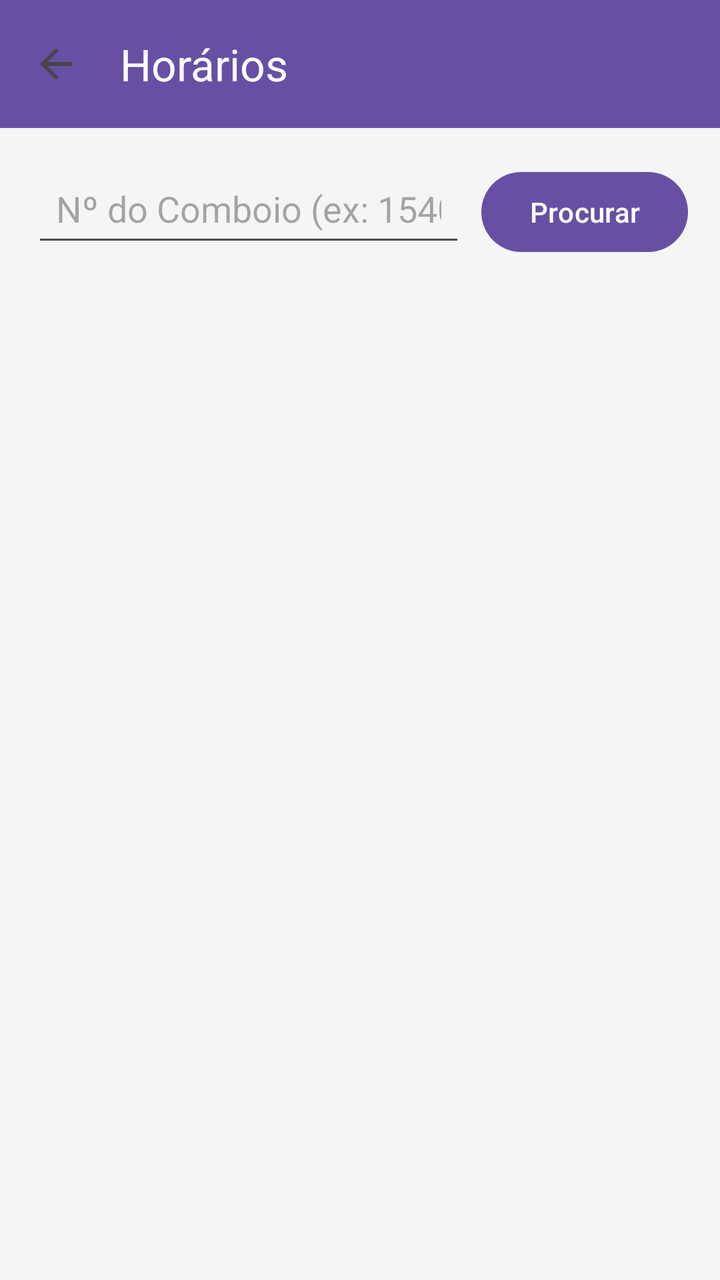
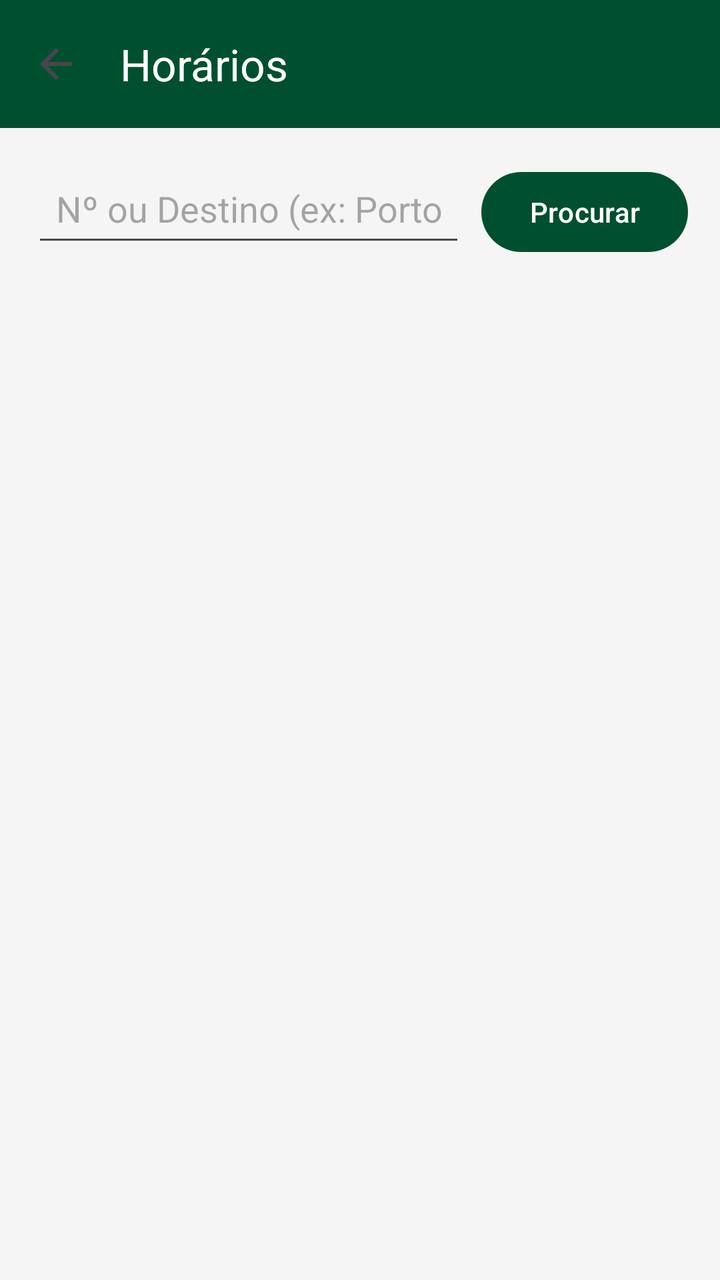

Compare the two renders of this Android layout. The source of the first and the diff that turns it into the second are given below.
<!-- AndroidManifest.xml: application theme Theme.GuiaEstacoesFerroviarias -->
<!-- res/layout/activity_horarios.xml -->
<?xml version="1.0" encoding="utf-8"?>
<LinearLayout xmlns:android="http://schemas.android.com/apk/res/android"
    xmlns:app="http://schemas.android.com/apk/res-auto"
    android:layout_width="match_parent"
    android:layout_height="match_parent"
    android:orientation="vertical"
    android:background="#F5F5F5"
    android:fitsSystemWindows="true">

    <androidx.appcompat.widget.Toolbar
        android:id="@+id/toolbarHorarios"
        android:layout_width="match_parent"
        android:layout_height="?attr/actionBarSize"
        android:background="?attr/colorPrimary"
        app:title="Horários"
        app:titleTextColor="#FFFFFF"
        app:navigationIcon="?attr/homeAsUpIndicator" />

    <LinearLayout
        android:layout_width="match_parent"
        android:layout_height="wrap_content"
        android:orientation="horizontal"
        android:padding="16dp">

        <EditText
            android:id="@+id/etNumeroComboio"
            android:layout_width="0dp"
            android:layout_height="wrap_content"
            android:layout_weight="1"
            android:hint="Nº do Comboio (ex: 15401)"
            android:inputType="number"
            android:padding="12dp"
            android:textColor="#000000"
            android:minHeight="48dp" />

        <Button
            android:id="@+id/btnPesquisar"
            android:layout_width="wrap_content"
            android:layout_height="wrap_content"
            android:layout_marginStart="8dp"
            android:text="Procurar" />
    </LinearLayout>

    <androidx.recyclerview.widget.RecyclerView
        android:id="@+id/recyclerViewHorarios"
        android:layout_width="match_parent"
        android:layout_height="match_parent"
        android:clipToPadding="false"
        android:paddingHorizontal="16dp"/>

</LinearLayout>
<!-- resources referenced by this layout -->
<resources>
  <style name="Theme.GuiaEstacoesFerroviarias" parent="Base.Theme.GuiaEstacoesFerroviarias" />
  <style name="Base.Theme.GuiaEstacoesFerroviarias" parent="Theme.Material3.DayNight.NoActionBar">
          
          
      </style>
</resources>

<!-- the commit's change to res/layout/activity_horarios.xml (unified diff, before → after) -->
@@ -27,8 +27,8 @@
             android:layout_width="0dp"
             android:layout_height="wrap_content"
             android:layout_weight="1"
-            android:hint="Nº do Comboio (ex: 15401)"
-            android:inputType="number"
+            android:hint="Nº ou Destino (ex: Porto)"
+            android:inputType="textCapWords"
             android:padding="12dp"
             android:textColor="#000000"
             android:minHeight="48dp" />
<!-- resource entries referenced after the edit -->
@@ -2,8 +2,6 @@
 <resources>
   <style name="Theme.GuiaEstacoesFerroviarias" parent="Base.Theme.GuiaEstacoesFerroviarias" />
   <style name="Base.Theme.GuiaEstacoesFerroviarias" parent="Theme.Material3.DayNight.NoActionBar">
-          
-          
-      </style>
+          <item name="colorPrimary">#00502F</item> </style>
 </resources>
 
